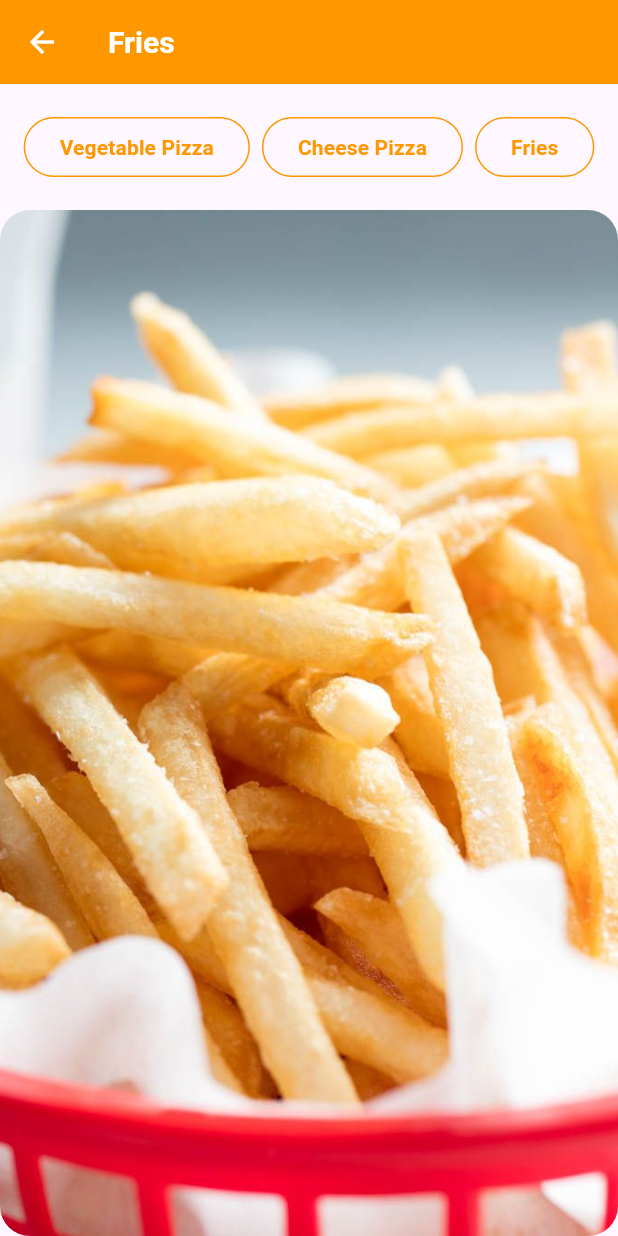
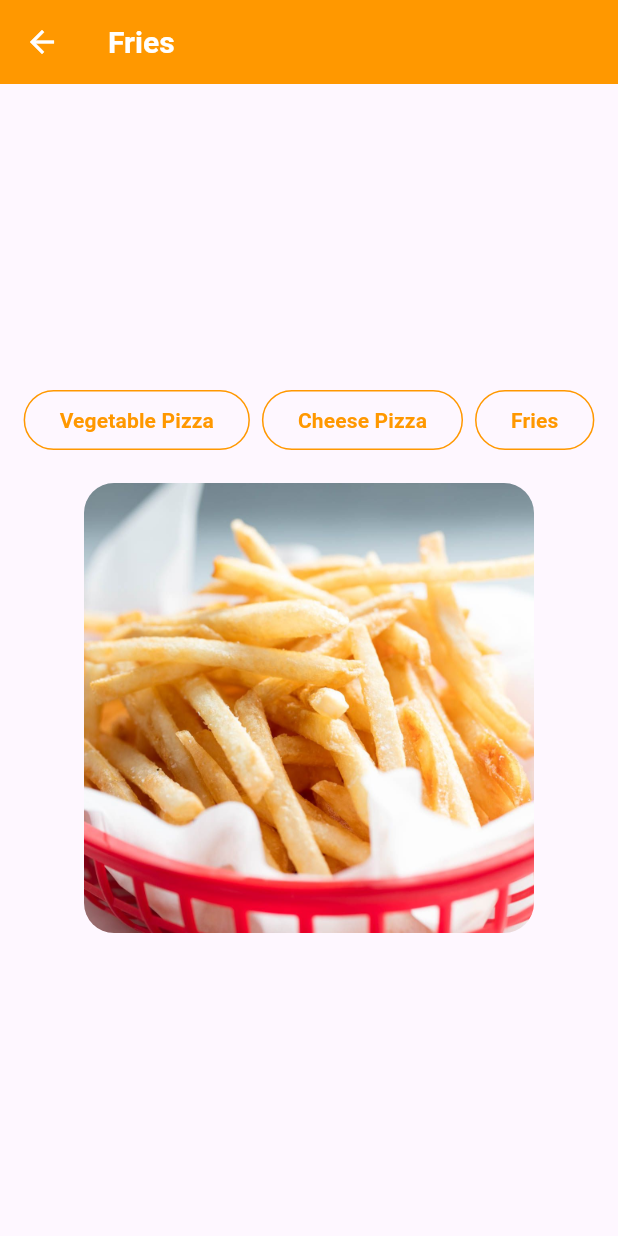
Before and after one commit to HappySolutions/flutter_application_task8, a Flutter app: the FriesPage screen opened by its route, on a phone screen of 412 x 824 dp. Run offline on Flutter 3.47's test engine with Material 3 defaults, Android fonts, the light colour scheme and no system bars; missing offline and left inert: flutter_inappwebview.

Commit message:
fix_bugs

```diff
--- a/lib/pages/fries_page.dart
+++ b/lib/pages/fries_page.dart
@@ -25,21 +25,24 @@ class _FriesPageState extends State<FriesPage> {
         ),
       ),
       body: Center(
+          child: SingleChildScrollView(
         child: Column(
           children: [
             const ButtonsBar(),
-          Expanded(
+            Padding(
+              padding: const EdgeInsets.fromLTRB(10, 0, 10, 20),
               child: ClipRRect(
                 borderRadius: BorderRadius.circular(20),
                 child: Image.asset(
                   'assets/fries.jpg',
                   fit: BoxFit.cover,
-                height: 500,
-                width: 500,
+                  height: 300,
+                  width: 300,
                 ),
               ),
             ),
           ],
+        ),
       )),
     );
   }
```
Lines whose indentation alone changed are shown as unchanged.
